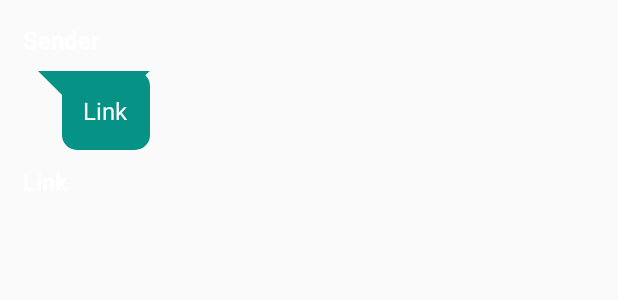
After one commit to ETS-Android3/lighthouse, an Android app: the layout activity_listview.xml on its own in the app's theme, with its tools: preview values and no code run, on a phone screen of 412 x 824 dp. The commit adds this screen. Shown: the top 300 px of the screen. Run offline under Robolectric (Android 15) with nearby library versions, the phone set to English and light mode, and no system bars.

Commit message:
06/24/21 commit

```diff
--- a/app/src/main/AndroidManifest.xml
+++ b/app/src/main/AndroidManifest.xml
@@ -1,6 +1,6 @@
 <?xml version="1.0" encoding="utf-8"?>
 <manifest xmlns:android="http://schemas.android.com/apk/res/android"
-    package="com.github.chagall.notificationlistenerexample">
+    package="com.github.chagall.lighthouse">
 
     <application
         android:allowBackup="true"
@@ -16,7 +16,7 @@
             </intent-filter>
         </activity>
 
-        <service android:name=".NotificationListenerExampleService"
+        <service android:name=".Lighthouse"
             android:label="@string/service_label"
             android:permission="android.permission.BIND_NOTIFICATION_LISTENER_SERVICE">
             <intent-filter>
--- a/app/src/main/java/com/github/chagall/notificationlistenerexample/CheckRunningActivity.java
+++ b/app/src/main/java/com/github/chagall/lighthouse/CheckRunningActivity.java
@@ -1,4 +1,4 @@
-package com.github.chagall.notificationlistenerexample;
+package com.github.chagall.lighthouse;
 
 import android.app.ActivityManager;
 import android.content.Context;
--- a/app/src/main/java/com/github/chagall/notificationlistenerexample/NotificationListenerExampleService.java
+++ b/app/src/main/java/com/github/chagall/lighthouse/Lighthouse.java
@@ -1,4 +1,4 @@
-package com.github.chagall.notificationlistenerexample;
+package com.github.chagall.lighthouse;
 
 import android.content.Intent;
 import android.os.Build;
@@ -28,7 +28,7 @@ import androidx.annotation.RequiresApi;
  * OUT OF OR IN CONNECTION WITH THE SOFTWARE OR THE USE OR OTHER DEALINGS IN THE
  * SOFTWARE.
  */
-public class NotificationListenerExampleService extends NotificationListenerService {
+public class Lighthouse extends NotificationListenerService {
 
     /*
         These are the package names of the apps. for which we want to
--- a/app/src/main/java/com/github/chagall/notificationlistenerexample/SQLDatabaseHelper.java
+++ b/app/src/main/java/com/github/chagall/lighthouse/SQLDatabaseHelper.java
@@ -1,11 +1,9 @@
-package com.github.chagall.notificationlistenerexample;
+package com.github.chagall.lighthouse;
 
 import android.content.Context;
 import android.database.Cursor;
 import android.database.sqlite.SQLiteDatabase;
-import android.database.sqlite.SQLiteOpenHelper;
 import android.database.sqlite.SQLiteQueryBuilder;
-import android.util.Log;
 
 import com.readystatesoftware.sqliteasset.SQLiteAssetHelper;
 
--- /dev/null
+++ b/app/src/main/res/drawable/rounded_corner.xml
@@ -0,0 +1,20 @@
+<?xml version="1.0" encoding="utf-8"?>
+<layer-list xmlns:android="http://schemas.android.com/apk/res/android">
+    <item>
+        <rotate
+            android:fromDegrees="-45"
+            android:pivotX="0%"
+            android:pivotY="0%"
+            android:toDegrees="0" >
+            <shape android:shape="rectangle" >
+                <solid android:color="#069386" />
+            </shape>
+        </rotate>
+    </item>
+    <item android:left="16dp">
+        <shape android:shape="rectangle" >
+            <solid android:color="#069386" />
+            <corners android:radius="10dp" />
+        </shape>
+    </item>
+</layer-list>
--- /dev/null
+++ b/app/src/main/res/layout/activity_listview.xml
@@ -0,0 +1,46 @@
+<?xml version="1.0" encoding="utf-8"?>
+
+<LinearLayout xmlns:android="http://schemas.android.com/apk/res/android"
+    android:layout_width="match_parent"
+    android:layout_height="match_parent"
+    android:orientation="vertical"
+    android:divider="@android:color/white"
+    android:dividerHeight="1dp"
+    android:padding="15dip"
+    >
+
+    <TextView
+        android:id="@+id/Sender"
+        android:layout_width="match_parent"
+        android:layout_height="wrap_content"
+        android:text="Sender"
+        android:textColor="@color/white"
+        android:textSize="16dip"
+        android:textStyle="bold"
+        />
+
+    <TextView
+        android:id="@+id/OriginalMessage"
+        android:layout_width="wrap_content"
+        android:layout_height="wrap_content"
+        android:text="Link"
+        android:textColor="@color/white"
+        android:textSize="16dip"
+        android:layout_margin="10dip"
+        android:textAlignment="center"
+        android:background="@drawable/rounded_corner"
+        android:paddingLeft="30dip"
+        android:paddingRight="15dip"
+        android:paddingTop="15dip"
+        android:paddingBottom="15dip"
+        />
+
+    <TextView
+        android:id="@+id/Link"
+        android:layout_width="wrap_content"
+        android:layout_height="wrap_content"
+        android:text="Link"
+        android:textColor="@color/white"
+        android:textSize="16dip"
+        android:textStyle="bold" />
+</LinearLayout>
--- a/app/src/main/res/values/strings.xml
+++ b/app/src/main/res/values/strings.xml
@@ -1,6 +1,6 @@
 <resources>
 
-    <string name="app_name">NotificationListenerExample</string>
+    <string name="app_name">Lighthouse</string>
     <string name="service_label">NotificationListenerExampleService</string>
     <string name="image_change_explanation">Concatenated Text Messages Here:</string>
 
@@ -8,7 +8,7 @@
     <string name="notification_logo">Intercepted Notification Logo</string>
 
     <!-- Strings related to the Alert Dialog -->
-    <string name="notification_listener_service">"Notification Listener Service"</string>
+    <string name="notification_listener_service">"Lighthouse"</string>
     <string name="notification_listener_service_explanation">"For the the app. to work you need to enable the Notification Listener Service. Enable it now?"</string>
     <string name="yes">Yes</string>
     <string name="no">No</string>
```
Also changed, not shown: app/src/main/java/com/github/chagall/lighthouse/DisinfoLink.java (added, +11 -0 lines), app/src/main/java/com/github/chagall/lighthouse/LinkModel.java (added, +15 -0 lines), app/src/main/java/com/github/chagall/lighthouse/LinkModelAdapter.java (added, +34 -0 lines), app/src/main/java/com/github/chagall/lighthouse/MainActivity.java (renamed from app/src/main/java/com/github/chagall/notificationlistenerexample/MainActivity.java, +53 -23 lines), app/src/main/res/layout/activity_main.xml (+9 -13 lines), app/src/main/assets/databases/disinfo_domains.db, app/src/main/res/drawable-nodpi/lighthouse_logo.png (added), 2 other files.
